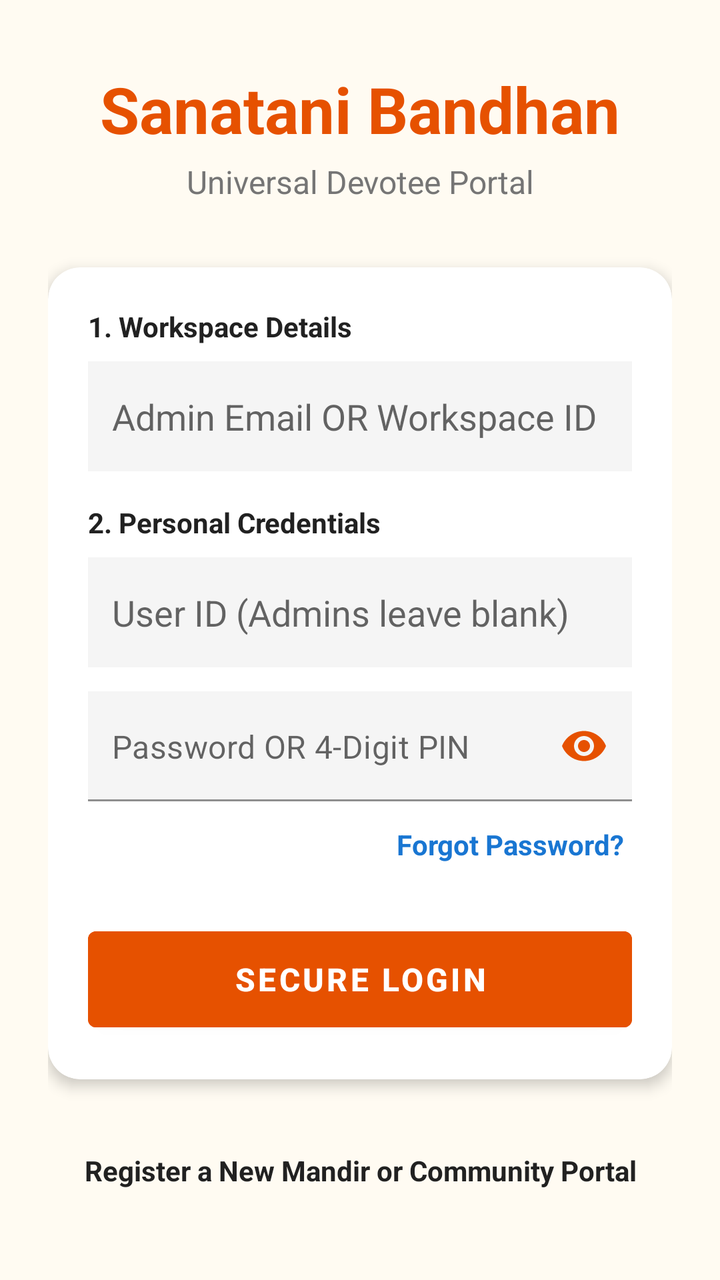
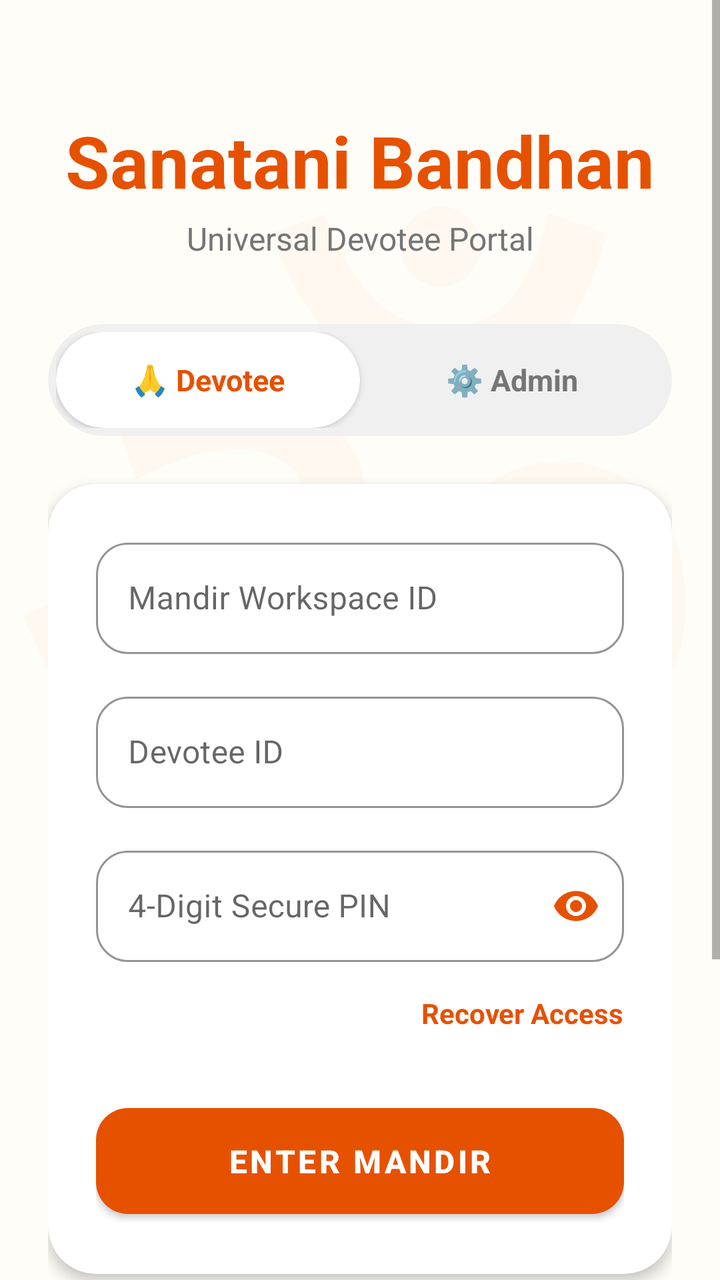

Screens rendered from an Android XML layout before and after an edit, with the pre-edit source and the edit as a unified diff.
<!-- AndroidManifest.xml: application theme Theme.MaterialComponents.Light.NoActionBar -->
<!-- res/layout/activity_login.xml -->
<?xml version="1.0" encoding="utf-8"?>
<ScrollView xmlns:android="http://schemas.android.com/apk/res/android"
    xmlns:app="http://schemas.android.com/apk/res-auto"
    android:layout_width="match_parent" android:layout_height="match_parent"
    android:background="#FFFBF2" android:fillViewport="true">

    <LinearLayout android:layout_width="match_parent" android:layout_height="wrap_content" android:orientation="vertical" android:padding="24dp" android:gravity="center">

        <TextView android:layout_width="match_parent" android:layout_height="wrap_content" android:text="Sanatani Bandhan" android:textSize="32sp" android:textStyle="bold" android:textColor="#E65100" android:gravity="center" android:layout_marginBottom="4dp"/>
        <TextView android:layout_width="match_parent" android:layout_height="wrap_content" android:text="Universal Devotee Portal" android:textSize="16sp" android:textColor="#757575" android:gravity="center" android:layout_marginBottom="32dp"/>

        <com.google.android.material.card.MaterialCardView android:layout_width="match_parent" android:layout_height="wrap_content" app:cardCornerRadius="16dp" app:cardElevation="4dp" app:cardBackgroundColor="#FFFFFF" android:layout_marginBottom="24dp">
            <LinearLayout android:layout_width="match_parent" android:layout_height="wrap_content" android:orientation="vertical" android:padding="20dp">
                
                <TextView android:layout_width="wrap_content" android:layout_height="wrap_content" android:text="1. Workspace Details" android:textStyle="bold" android:textColor="#212121" android:layout_marginBottom="8dp"/>
                <EditText android:id="@+id/inputWorkspace" android:layout_width="match_parent" android:layout_height="55dp" android:hint="Admin Email OR Workspace ID" android:inputType="textEmailAddress" android:background="#F5F5F5" android:padding="12dp" android:layout_marginBottom="16dp"/>

                <TextView android:layout_width="wrap_content" android:layout_height="wrap_content" android:text="2. Personal Credentials" android:textStyle="bold" android:textColor="#212121" android:layout_marginBottom="8dp"/>
                <EditText android:id="@+id/inputUserId" android:layout_width="match_parent" android:layout_height="55dp" android:hint="User ID (Admins leave blank)" android:background="#F5F5F5" android:padding="12dp" android:layout_marginBottom="12dp"/>
                
                <com.google.android.material.textfield.TextInputLayout
                    android:layout_width="match_parent"
                    android:layout_height="wrap_content"
                    app:hintEnabled="false"
                    app:passwordToggleEnabled="true"
                    app:passwordToggleTint="#E65100"
                    android:layout_marginBottom="8dp">

                    <com.google.android.material.textfield.TextInputEditText
                        android:id="@+id/inputPin"
                        android:layout_width="match_parent"
                        android:layout_height="55dp"
                        android:hint="Password OR 4-Digit PIN"
                        android:inputType="textPassword"
                        android:background="#F5F5F5"
                        android:padding="12dp"/>
                </com.google.android.material.textfield.TextInputLayout>

                <TextView android:id="@+id/tvForgotPassword" android:layout_width="wrap_content" android:layout_height="wrap_content" android:text="Forgot Password?" android:textColor="#1976D2" android:textStyle="bold" android:layout_gravity="end" android:layout_marginBottom="24dp" android:padding="4dp"/>

                <Button android:id="@+id/btnLogin" android:layout_width="match_parent" android:layout_height="60dp" android:text="SECURE LOGIN" android:textSize="16sp" android:textStyle="bold" android:backgroundTint="#E65100"/>
            </LinearLayout>
        </com.google.android.material.card.MaterialCardView>

        <TextView android:id="@+id/tvCreateWorkspace" android:layout_width="match_parent" android:layout_height="wrap_content" android:text="Register a New Mandir or Community Portal" android:textSize="14sp" android:textStyle="bold" android:textColor="#212121" android:gravity="center" android:padding="12dp"/>

    </LinearLayout>
</ScrollView>
<!-- resources referenced by this layout -->
<resources>

</resources>

<!-- the commit's change to res/layout/activity_login.xml (unified diff, before → after) -->
@@ -1,48 +1,285 @@
 <?xml version="1.0" encoding="utf-8"?>
-<ScrollView xmlns:android="http://schemas.android.com/apk/res/android"
+<FrameLayout xmlns:android="http://schemas.android.com/apk/res/android"
     xmlns:app="http://schemas.android.com/apk/res-auto"
-    android:layout_width="match_parent" android:layout_height="match_parent"
-    android:background="#FFFBF2" android:fillViewport="true">
-
-    <LinearLayout android:layout_width="match_parent" android:layout_height="wrap_content" android:orientation="vertical" android:padding="24dp" android:gravity="center">
-
-        <TextView android:layout_width="match_parent" android:layout_height="wrap_content" android:text="Sanatani Bandhan" android:textSize="32sp" android:textStyle="bold" android:textColor="#E65100" android:gravity="center" android:layout_marginBottom="4dp"/>
-        <TextView android:layout_width="match_parent" android:layout_height="wrap_content" android:text="Universal Devotee Portal" android:textSize="16sp" android:textColor="#757575" android:gravity="center" android:layout_marginBottom="32dp"/>
-
-        <com.google.android.material.card.MaterialCardView android:layout_width="match_parent" android:layout_height="wrap_content" app:cardCornerRadius="16dp" app:cardElevation="4dp" app:cardBackgroundColor="#FFFFFF" android:layout_marginBottom="24dp">
-            <LinearLayout android:layout_width="match_parent" android:layout_height="wrap_content" android:orientation="vertical" android:padding="20dp">
+    android:layout_width="match_parent"
+    android:layout_height="match_parent"
+    android:background="#FFFDF8">
+
+    
+    <TextView
+        android:layout_width="match_parent"
+        android:layout_height="match_parent"
+        android:text="ॐ"
+        android:textSize="400sp"
+        android:textColor="#E65100"
+        android:alpha="0.03"
+        android:gravity="center"
+        android:importantForAccessibility="no" />
+
+    <ScrollView
+        android:layout_width="match_parent"
+        android:layout_height="match_parent"
+        android:fillViewport="true">
+
+        <LinearLayout
+            android:layout_width="match_parent"
+            android:layout_height="wrap_content"
+            android:orientation="vertical"
+            android:padding="24dp"
+            android:gravity="center_vertical">
+
+            
+            <TextView
+                android:layout_width="match_parent"
+                android:layout_height="wrap_content"
+                android:text="Sanatani Bandhan"
+                android:textSize="36sp"
+                android:textStyle="bold"
+                android:textColor="#E65100"
+                android:gravity="center"
+                android:layout_marginTop="32dp"
+                android:layout_marginBottom="4dp"/>
                 
-                <TextView android:layout_width="wrap_content" android:layout_height="wrap_content" android:text="1. Workspace Details" android:textStyle="bold" android:textColor="#212121" android:layout_marginBottom="8dp"/>
-                <EditText android:id="@+id/inputWorkspace" android:layout_width="match_parent" android:layout_height="55dp" android:hint="Admin Email OR Workspace ID" android:inputType="textEmailAddress" android:background="#F5F5F5" android:padding="12dp" android:layout_marginBottom="16dp"/>
-
-                <TextView android:layout_width="wrap_content" android:layout_height="wrap_content" android:text="2. Personal Credentials" android:textStyle="bold" android:textColor="#212121" android:layout_marginBottom="8dp"/>
-                <EditText android:id="@+id/inputUserId" android:layout_width="match_parent" android:layout_height="55dp" android:hint="User ID (Admins leave blank)" android:background="#F5F5F5" android:padding="12dp" android:layout_marginBottom="12dp"/>
+            <TextView
+                android:layout_width="match_parent"
+                android:layout_height="wrap_content"
+                android:text="Universal Devotee Portal"
+                android:textSize="16sp"
+                android:textColor="#757575"
+                android:gravity="center"
+                android:layout_marginBottom="32dp"/>
+
+            
+            <com.google.android.material.card.MaterialCardView
+                android:layout_width="match_parent"
+                android:layout_height="56dp"
+                app:cardBackgroundColor="#F0F0F0"
+                app:cardCornerRadius="28dp"
+                app:cardElevation="0dp"
+                android:layout_marginBottom="24dp">
                 
-                <com.google.android.material.textfield.TextInputLayout
+                <LinearLayout
+                    android:layout_width="match_parent"
+                    android:layout_height="match_parent"
+                    android:orientation="horizontal"
+                    android:padding="4dp">
+                    
+                    
+                    <com.google.android.material.card.MaterialCardView
+                        android:id="@+id/tabDevotee"
+                        android:layout_width="0dp"
+                        android:layout_weight="1"
+                        android:layout_height="match_parent"
+                        app:cardBackgroundColor="#FFFFFF"
+                        app:cardCornerRadius="24dp"
+                        app:cardElevation="2dp">
+                        <TextView
+                            android:layout_width="match_parent"
+                            android:layout_height="match_parent"
+                            android:text="🙏 Devotee"
+                            android:gravity="center"
+                            android:textSize="15sp"
+                            android:textStyle="bold"
+                            android:textColor="#E65100"/>
+                    </com.google.android.material.card.MaterialCardView>
+                    
+                    
+                    <com.google.android.material.card.MaterialCardView
+                        android:id="@+id/tabAdmin"
+                        android:layout_width="0dp"
+                        android:layout_weight="1"
+                        android:layout_height="match_parent"
+                        app:cardBackgroundColor="@android:color/transparent"
+                        app:cardCornerRadius="24dp"
+                        app:cardElevation="0dp">
+                        <TextView
+                            android:layout_width="match_parent"
+                            android:layout_height="match_parent"
+                            android:text="⚙️ Admin"
+                            android:gravity="center"
+                            android:textSize="15sp"
+                            android:textStyle="bold"
+                            android:textColor="#757575"/>
+                    </com.google.android.material.card.MaterialCardView>
+                </LinearLayout>
+            </com.google.android.material.card.MaterialCardView>
+
+            
+            <com.google.android.material.card.MaterialCardView
+                android:layout_width="match_parent"
+                android:layout_height="wrap_content"
+                app:cardCornerRadius="24dp"
+                app:cardElevation="4dp"
+                app:cardBackgroundColor="#FFFFFF"
+                android:layout_marginBottom="24dp">
+                
+                <LinearLayout
                     android:layout_width="match_parent"
                     android:layout_height="wrap_content"
-                    app:hintEnabled="false"
-                    app:passwordToggleEnabled="true"
-                    app:passwordToggleTint="#E65100"
-                    android:layout_marginBottom="8dp">
-
-                    <com.google.android.material.textfield.TextInputEditText
-                        android:id="@+id/inputPin"
+                    android:orientation="vertical"
+                    android:padding="24dp">
+
+                    
+                    <LinearLayout
+                        android:id="@+id/layoutDevoteeForm"
                         android:layout_width="match_parent"
-                        android:layout_height="55dp"
-                        android:hint="Password OR 4-Digit PIN"
-                        android:inputType="textPassword"
-                        android:background="#F5F5F5"
-                        android:padding="12dp"/>
-                </com.google.android.material.textfield.TextInputLayout>
-
-                <TextView android:id="@+id/tvForgotPassword" android:layout_width="wrap_content" android:layout_height="wrap_content" android:text="Forgot Password?" android:textColor="#1976D2" android:textStyle="bold" android:layout_gravity="end" android:layout_marginBottom="24dp" android:padding="4dp"/>
-
-                <Button android:id="@+id/btnLogin" android:layout_width="match_parent" android:layout_height="60dp" android:text="SECURE LOGIN" android:textSize="16sp" android:textStyle="bold" android:backgroundTint="#E65100"/>
-            </LinearLayout>
-        </com.google.android.material.card.MaterialCardView>
-
-        <TextView android:id="@+id/tvCreateWorkspace" android:layout_width="match_parent" android:layout_height="wrap_content" android:text="Register a New Mandir or Community Portal" android:textSize="14sp" android:textStyle="bold" android:textColor="#212121" android:gravity="center" android:padding="12dp"/>
-
-    </LinearLayout>
-</ScrollView>
+                        android:layout_height="wrap_content"
+                        android:orientation="vertical">
+                        
+                        <com.google.android.material.textfield.TextInputLayout
+                            style="@style/Widget.MaterialComponents.TextInputLayout.OutlinedBox"
+                            android:layout_width="match_parent"
+                            android:layout_height="wrap_content"
+                            android:hint="Mandir Workspace ID"
+                            app:boxCornerRadiusTopStart="16dp"
+                            app:boxCornerRadiusTopEnd="16dp"
+                            app:boxCornerRadiusBottomStart="16dp"
+                            app:boxCornerRadiusBottomEnd="16dp"
+                            app:boxStrokeColor="#E65100"
+                            android:layout_marginBottom="16dp">
+                            <com.google.android.material.textfield.TextInputEditText
+                                android:id="@+id/inputWorkspaceId"
+                                android:layout_width="match_parent"
+                                android:layout_height="wrap_content"
+                                android:inputType="textCapCharacters" />
+                        </com.google.android.material.textfield.TextInputLayout>
+
+                        <com.google.android.material.textfield.TextInputLayout
+                            style="@style/Widget.MaterialComponents.TextInputLayout.OutlinedBox"
+                            android:layout_width="match_parent"
+                            android:layout_height="wrap_content"
+                            android:hint="Devotee ID"
+                            app:boxCornerRadiusTopStart="16dp"
+                            app:boxCornerRadiusTopEnd="16dp"
+                            app:boxCornerRadiusBottomStart="16dp"
+                            app:boxCornerRadiusBottomEnd="16dp"
+                            app:boxStrokeColor="#E65100"
+                            android:layout_marginBottom="16dp">
+                            <com.google.android.material.textfield.TextInputEditText
+                                android:id="@+id/inputUserId"
+                                android:layout_width="match_parent"
+                                android:layout_height="wrap_content"
+                                android:inputType="number" />
+                        </com.google.android.material.textfield.TextInputLayout>
+
+                        <com.google.android.material.textfield.TextInputLayout
+                            style="@style/Widget.MaterialComponents.TextInputLayout.OutlinedBox"
+                            android:layout_width="match_parent"
+                            android:layout_height="wrap_content"
+                            android:hint="4-Digit Secure PIN"
+                            app:passwordToggleEnabled="true"
+                            app:passwordToggleTint="#E65100"
+                            app:boxCornerRadiusTopStart="16dp"
+                            app:boxCornerRadiusTopEnd="16dp"
+                            app:boxCornerRadiusBottomStart="16dp"
+                            app:boxCornerRadiusBottomEnd="16dp"
+                            app:boxStrokeColor="#E65100"
+                            android:layout_marginBottom="8dp">
+                            <com.google.android.material.textfield.TextInputEditText
+                                android:id="@+id/inputDevoteePin"
+                                android:layout_width="match_parent"
+                                android:layout_height="wrap_content"
+                                android:inputType="numberPassword"
+                                android:maxLength="4"/>
+                        </com.google.android.material.textfield.TextInputLayout>
+                    </LinearLayout>
+
+                    
+                    <LinearLayout
+                        android:id="@+id/layoutAdminForm"
+                        android:layout_width="match_parent"
+                        android:layout_height="wrap_content"
+                        android:orientation="vertical"
+                        android:visibility="gone">
+                        
+                        <com.google.android.material.textfield.TextInputLayout
+                            style="@style/Widget.MaterialComponents.TextInputLayout.OutlinedBox"
+                            android:layout_width="match_parent"
+                            android:layout_height="wrap_content"
+                            android:hint="Admin Email Address"
+                            app:boxCornerRadiusTopStart="16dp"
+                            app:boxCornerRadiusTopEnd="16dp"
+                            app:boxCornerRadiusBottomStart="16dp"
+                            app:boxCornerRadiusBottomEnd="16dp"
+                            app:boxStrokeColor="#E65100"
+                            android:layout_marginBottom="16dp">
+                            <com.google.android.material.textfield.TextInputEditText
+                                android:id="@+id/inputAdminEmail"
+                                android:layout_width="match_parent"
+                                android:layout_height="wrap_content"
+                                android:inputType="textEmailAddress" />
+                        </com.google.android.material.textfield.TextInputLayout>
+
+                        <com.google.android.material.textfield.TextInputLayout
+                            style="@style/Widget.MaterialComponents.TextInputLayout.OutlinedBox"
+                            android:layout_width="match_parent"
+                            android:layout_height="wrap_content"
+                            android:hint="Master Password"
+                            app:passwordToggleEnabled="true"
+                            app:passwordToggleTint="#E65100"
+                            app:boxCornerRadiusTopStart="16dp"
+                            app:boxCornerRadiusTopEnd="16dp"
+                            app:boxCornerRadiusBottomStart="16dp"
+                            app:boxCornerRadiusBottomEnd="16dp"
+                            app:boxStrokeColor="#E65100"
+                            android:layout_marginBottom="8dp">
+                            <com.google.android.material.textfield.TextInputEditText
+                                android:id="@+id/inputAdminPassword"
+                                android:layout_width="match_parent"
+                                android:layout_height="wrap_content"
+                                android:inputType="textPassword"/>
+                        </com.google.android.material.textfield.TextInputLayout>
+                    </LinearLayout>
+
+                    <TextView 
+                        android:id="@+id/tvForgotPassword" 
+                        android:layout_width="wrap_content" 
+                        android:layout_height="wrap_content" 
+                        android:text="Recover Access" 
+                        android:textColor="#E65100" 
+                        android:textStyle="bold" 
+                        android:layout_gravity="end" 
+                        android:layout_marginBottom="24dp" 
+                        android:paddingTop="8dp"
+                        android:paddingBottom="8dp"/>
+
+                    <com.google.android.material.button.MaterialButton
+                        android:id="@+id/btnLogin"
+                        android:layout_width="match_parent"
+                        android:layout_height="65dp"
+                        android:text="ENTER MANDIR"
+                        android:textSize="16sp"
+                        android:textStyle="bold"
+                        app:cornerRadius="16dp"
+                        app:backgroundTint="#E65100"
+                        app:elevation="2dp"/>
+                </LinearLayout>
+            </com.google.android.material.card.MaterialCardView>
+
+            <TextView 
+                android:id="@+id/tvCreateWorkspace" 
+                android:layout_width="match_parent" 
+                android:layout_height="wrap_content" 
+                android:text="Establish a New Mandir Portal" 
+                android:textSize="15sp" 
+                android:textStyle="bold" 
+                android:textColor="#212121" 
+                android:gravity="center" 
+                android:padding="12dp"
+                android:layout_marginBottom="32dp"/>
+
+            
+            <TextView
+                android:layout_width="match_parent"
+                android:layout_height="wrap_content"
+                android:text="&quot;Om Saha Navavatu, Saha Nau Bhunaktu&quot;\n(May the divine protect us both together, may He nourish us both together)"
+                android:textSize="12sp"
+                android:textStyle="italic"
+                android:textColor="#9E9E9E"
+                android:gravity="center"
+                android:layout_marginTop="16dp"
+                android:layout_marginBottom="32dp"/>
+
+        </LinearLayout>
+    </ScrollView>
+</FrameLayout>
